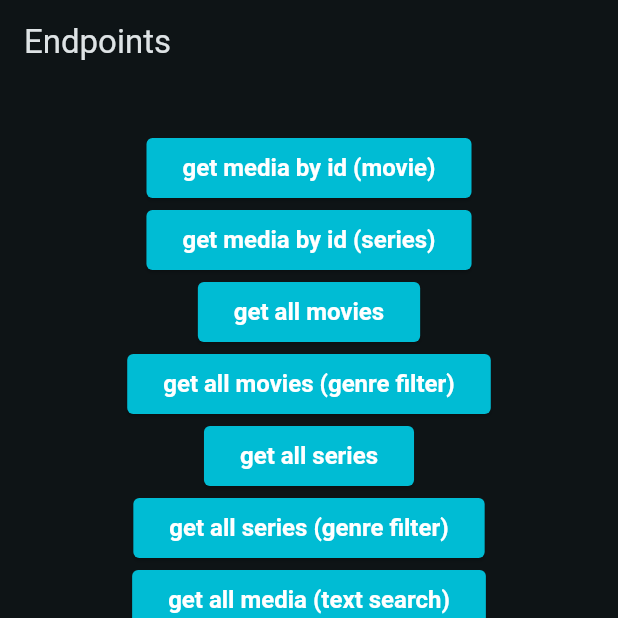
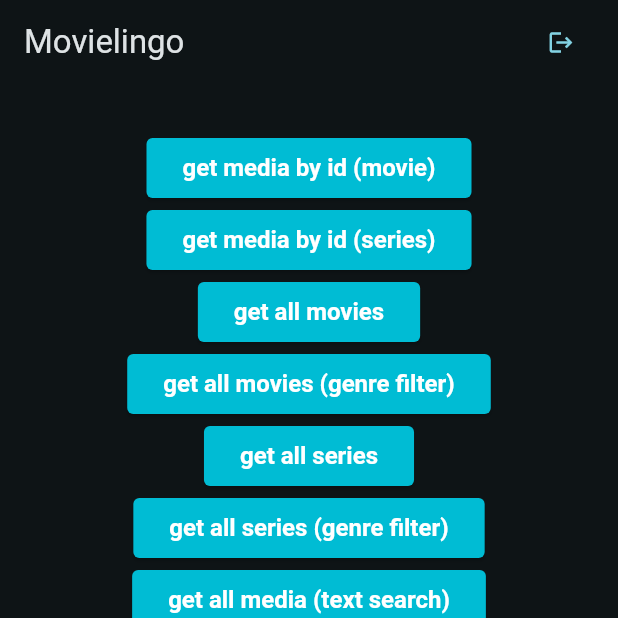
Before and after one commit to Movielingo/movielingo_app, a Flutter app: the Home screen opened by its route, item 3 of the bottom bar chosen, on a phone screen of 412 x 824 dp, the top half of it. Run offline on Flutter 3.47's test engine with Material 3 defaults, Android fonts, the phone set to English and light mode, and no system bars; our stand-ins replace cloud_firestore, firebase_auth, firebase_core, get, google_sign_in, logger; accounts and stored records are empty.

Commit message:
feat(*): use GetX for routing/navigation

```diff
--- a/lib/main.dart
+++ b/lib/main.dart
@@ -8,7 +8,7 @@ import 'package:movielingo_app/screens/profile.dart';
 import 'package:movielingo_app/screens/user_information.dart';
 import 'package:movielingo_app/services/auth_service.dart';
 import 'package:provider/provider.dart';
-import 'package:go_router/go_router.dart';
+import 'package:get/get.dart';
 
 import 'firebase_options.dart';
 
@@ -30,7 +30,7 @@ class MyApp extends StatelessWidget {
     return StreamProvider<MyUser?>.value(
       initialData: null,
       value: AuthService().user,
-      child: MaterialApp.router(
+      child: GetMaterialApp(
           title: 'MovieLingo',
           theme: ThemeData(
             useMaterial3: true,
@@ -70,29 +70,14 @@ class MyApp extends StatelessWidget {
               ),
             ),
           ),
-          routerConfig: _router),
+          initialRoute: '/',
+          getPages: [
+            GetPage(name: '/', page: () => const Authenticate()),
+            GetPage(name: '/information', page: () => const UserInformation()),
+            GetPage(name: '/home', page: () => const Home()),
+            GetPage(name: '/profile', page: () => const Profile()),
+            GetPage(name: '/endpoints', page: () => Endpoints()),
+          ]),
     );
   }
 }
-
-// Define the GoRouter
-final GoRouter _router = GoRouter(
-  routes: <RouteBase>[
-    GoRoute(
-      path: '/',
-      builder: (context, state) => const Authenticate(),
-    ),
-    GoRoute(
-        path: '/information',
-        builder: (context, state) => const UserInformation()),
-    GoRoute(path: '/home', builder: (context, state) => const Home()),
-    GoRoute(
-      path: '/profile',
-      builder: (context, state) => const Profile(),
-    ),
-    GoRoute(
-      path: '/endpoints',
-      builder: (context, state) => Endpoints(),
-    ),
-  ],
-);
--- a/lib/screens/endpoints.dart
+++ b/lib/screens/endpoints.dart
@@ -75,10 +75,6 @@ class Endpoints extends StatelessWidget {
   @override
   Widget build(BuildContext context) {
     return Scaffold(
-      appBar: AppBar(
-        title: const Text('Endpoints'),
-        elevation: 0.0,
-      ),
       body: Center(
         child: Column(
           mainAxisAlignment: MainAxisAlignment.center,
--- a/lib/screens/home.dart
+++ b/lib/screens/home.dart
@@ -1,6 +1,7 @@
 import 'package:flutter/material.dart';
 import 'package:movielingo_app/screens/profile.dart';
 import 'package:movielingo_app/screens/endpoints.dart';
+import 'package:get/get.dart';
 
 class Home extends StatefulWidget {
   const Home({super.key});
@@ -10,6 +11,7 @@ class Home extends StatefulWidget {
 }
 
 class _HomeState extends State<Home> {
+  final FirebaseAuth _auth = FirebaseAuth.instance;
   int _selectedIndex = 0;
 
   @override
@@ -23,6 +25,23 @@ class _HomeState extends State<Home> {
     ];
 
     return Scaffold(
+      appBar: AppBar(
+        title: const Text('Movielingo'),
+        elevation: 0.0,
+        automaticallyImplyLeading: false,
+        actions: <Widget>[
+          TextButton.icon(
+            icon: const Icon(Icons.logout),
+            label: const Text(''),
+            onPressed: () async {
+              await _auth.signOut();
+              if (!mounted) return;
+              Get.toNamed('/');
+              Get.snackbar('Sign Out!', 'You have been signed out');
+            },
+          ),
+        ],
+      ),
       body: IndexedStack(
         index: _selectedIndex,
         children: screens,
--- a/pubspec.yaml
+++ b/pubspec.yaml
@@ -39,8 +39,8 @@ dependencies:
   firebase_auth: ^4.13.0
   provider: ^6.1.1
   logger: ^2.0.2+1
-  go_router: ^13.2.2
   google_sign_in: ^6.2.1
+  get: ^4.6.6
 
 dev_dependencies:
   flutter_test:
```
Also changed, not shown: lib/screens/authenticate/sign_in.dart (+7 -7 lines), lib/screens/authenticate/sign_up.dart (+6 -6 lines), lib/screens/profile.dart (+1 -21 lines), lib/screens/user_information.dart (+4 -8 lines), lib/utils/snackbar_helper.dart (deleted, +0 -10 lines), pubspec.lock, 1 other file.
